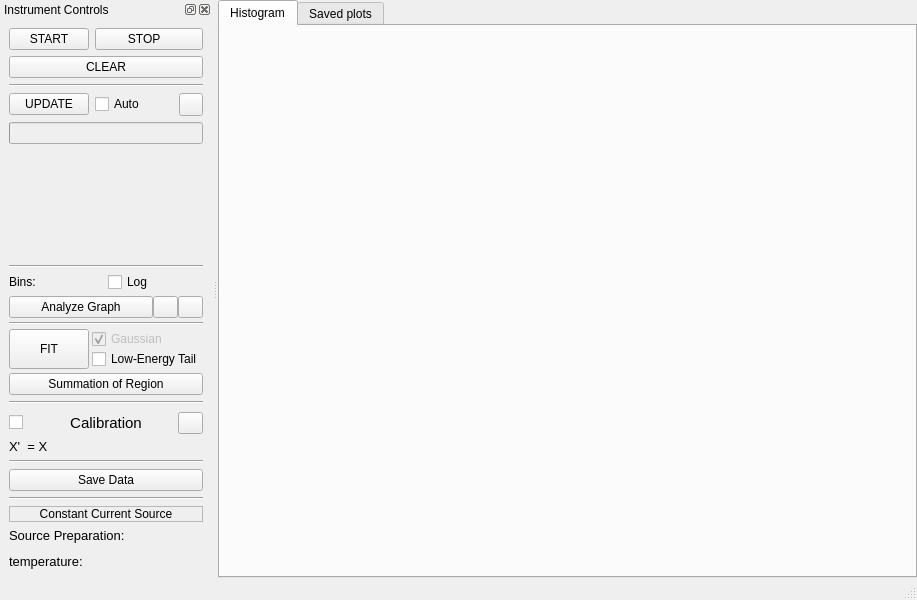
First picture: the form in utilities/templates/layout.ui, repository csparkresearch/cnspec, before the edit.
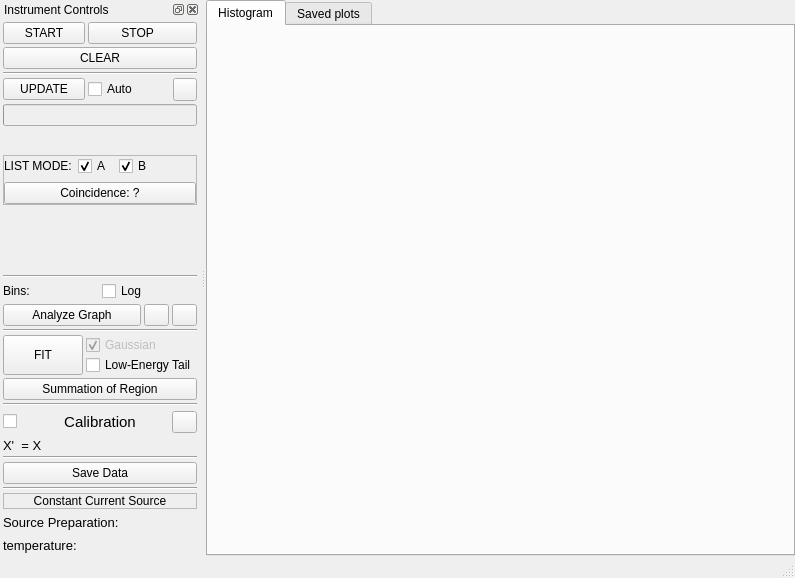
Second picture: the form after the edit. Icons and pictures are not drawn. Custom widgets are drawn as their Qt base class.

Commit message: added coincidence 3D plot, and preset energy markers for identifying sources

Patch:
```diff
--- a/utilities/templates/layout.ui
+++ b/utilities/templates/layout.ui
@@ -6,8 +6,8 @@
    <rect>
     <x>0</x>
     <y>0</y>
-    <width>917</width>
-    <height>600</height>
+    <width>795</width>
+    <height>578</height>
    </rect>
   </property>
   <property name="windowTitle">
@@ -143,7 +143,13 @@
        <property name="frameShadow">
         <enum>QFrame::Raised</enum>
        </property>
-       <layout class="QVBoxLayout" name="verticalLayout" stretch="0,1,0,1,0,0,0,2,2,0,0">
+       <layout class="QVBoxLayout" name="verticalLayout" stretch="0,1,0,0,1,0,0,0,2,2,0,0">
+        <property name="spacing">
+         <number>3</number>
+        </property>
+        <property name="margin">
+         <number>3</number>
+        </property>
         <item>
          <widget class="AnimatedFrame" name="acquisitionFrame">
           <property name="frameShape">
@@ -156,6 +162,9 @@
            <property name="margin">
             <number>0</number>
            </property>
+           <property name="spacing">
+            <number>3</number>
+           </property>
            <item row="0" column="0">
             <widget class="QPushButton" name="startButton">
              <property name="toolTip">
@@ -289,6 +298,55 @@
           </property>
          </widget>
         </item>
+        <item>
+         <widget class="QFrame" name="listFrame">
+          <property name="frameShape">
+           <enum>QFrame::StyledPanel</enum>
+          </property>
+          <property name="frameShadow">
+           <enum>QFrame::Raised</enum>
+          </property>
+          <layout class="QGridLayout" name="gridLayout_3">
+           <property name="margin">
+            <number>0</number>
+           </property>
+           <item row="0" column="3">
+            <widget class="QCheckBox" name="plotBEnabled">
+             <property name="text">
+              <string>B</string>
+             </property>
+             <property name="checked">
+              <bool>true</bool>
+             </property>
+            </widget>
+           </item>
+           <item row="1" column="1" colspan="4">
+            <widget class="QPushButton" name="coincidenceLabel">
+             <property name="text">
+              <string>Coincidence: ?</string>
+             </property>
+            </widget>
+           </item>
+           <item row="0" column="2">
+            <widget class="QCheckBox" name="plotAEnabled">
+             <property name="text">
+              <string>A</string>
+             </property>
+             <property name="checked">
+              <bool>true</bool>
+             </property>
+            </widget>
+           </item>
+           <item row="0" column="1">
+            <widget class="QLabel" name="label">
+             <property name="text">
+              <string>LIST MODE:</string>
+             </property>
+            </widget>
+           </item>
+          </layout>
+         </widget>
+        </item>
         <item>
          <spacer name="verticalSpacer">
           <property name="orientation">
@@ -304,12 +362,9 @@
         </item>
         <item>
          <layout class="QGridLayout" name="gridLayout">
-          <property name="horizontalSpacing">
+          <property name="spacing">
            <number>3</number>
           </property>
-          <property name="verticalSpacing">
-           <number>4</number>
-          </property>
           <item row="0" column="0" colspan="2">
            <widget class="Line" name="line">
             <property name="orientation">
```
Left out of the diff: 69 changed lines with no effect on the pictures. The commit also changes 14 other files.
